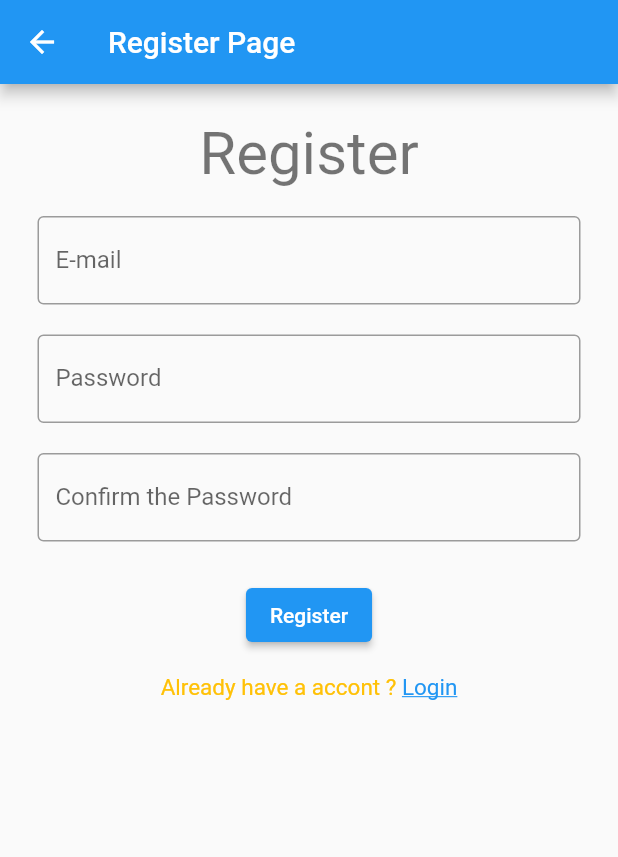
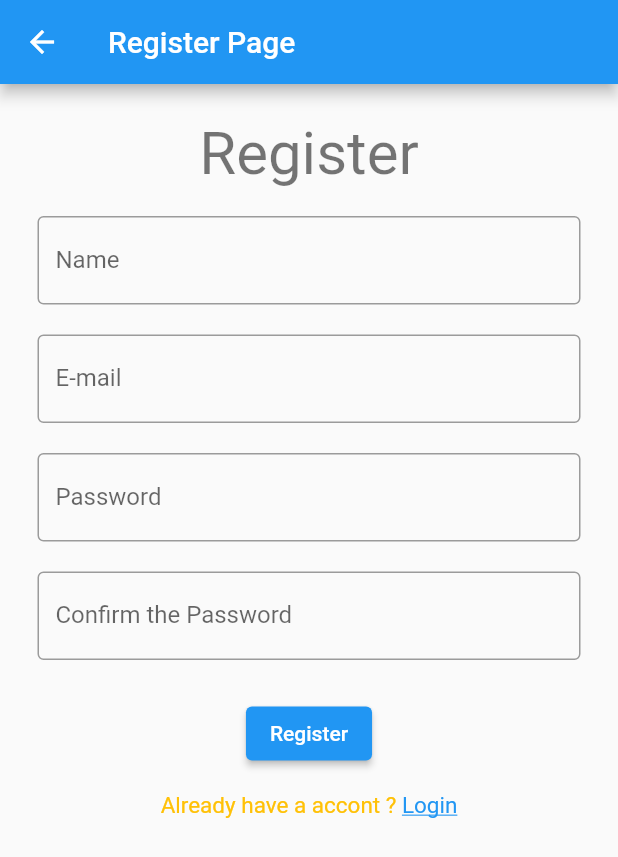
Before and after one commit to luisf4/linhas_ipigua, a Flutter app: the SignUpWidget screen opened directly with empty values, on a phone screen of 412 x 824 dp. Shown: the top 857 px of the screen. Run offline on Flutter 3.47's test engine with Material 2 defaults, Android fonts, the phone set to English and light mode, and no system bars; our stand-ins replace cloud_firestore, email_validator, firebase_auth, firebase_core; accounts and stored records are empty.

Commit message:
add a users table in firebase that a document with the user id

```diff
--- a/lib/views/android/widget/signup.widget.dart
+++ b/lib/views/android/widget/signup.widget.dart
@@ -1,5 +1,6 @@
 // ignore_for_file: prefer_const_constructors, annotate_overrides, prefer_const_literals_to_create_immutables, avoid_print, use_build_context_synchronously
 
+import 'package:cloud_firestore/cloud_firestore.dart';
 import 'package:flutter/material.dart';
 import 'package:flutter/gestures.dart';
 import 'package:firebase_auth/firebase_auth.dart';
@@ -24,6 +25,7 @@ class _SignUpWidgetState extends State<SignUpWidget> {
   final _emailController = TextEditingController();
   final _passwordController = TextEditingController();
   final _password2Controller = TextEditingController();
+  final _nameController = TextEditingController();
 
   // limpa as informações dentro da variavel
   @override
@@ -42,6 +44,14 @@ class _SignUpWidgetState extends State<SignUpWidget> {
     }
   }
 
+  bool nameConfrim() {
+    if (_nameController.text.trim() != '') {
+      return true;
+    } else {
+      return false;
+    }
+  }
+
   @override
   Widget build(BuildContext context) {
     return Scaffold(
@@ -51,12 +61,12 @@ class _SignUpWidgetState extends State<SignUpWidget> {
       appBar: AppBar(
         title: Text("Register Page"),
       ),
-      body: Padding(
+      body: SingleChildScrollView(
+        child: Padding(
           padding: const EdgeInsets.all(15.0),
           child:
               // faz tudo que esteja dentro do widget SingleChildScrollView seja rolavel
-            SingleChildScrollView(
-          child: Column(
+              Column(
             children: [
               Padding(
                 padding: const EdgeInsets.all(8.0),
@@ -65,6 +75,21 @@ class _SignUpWidgetState extends State<SignUpWidget> {
                   style: TextStyle(fontSize: 40, color: Colors.black54),
                 ),
               ),
+
+              // Name Fild
+              Padding(
+                padding: const EdgeInsets.all(10.0),
+                child: TextFormField(
+                  controller: _nameController,
+                  cursorColor: Colors.white,
+                  decoration: InputDecoration(
+                      border: OutlineInputBorder(),
+                      labelText: 'Name',
+                      hintText: "Enter your name"),
+                ),
+              ),
+
+              // Email fild
               Padding(
                 padding: const EdgeInsets.all(10.0),
                 child: TextFormField(
@@ -81,6 +106,8 @@ class _SignUpWidgetState extends State<SignUpWidget> {
                             ? "Use a valid email!"
                             : null),
               ),
+
+              // Password fild
               Padding(
                 padding: const EdgeInsets.all(10.0),
                 child: TextFormField(
@@ -97,6 +124,8 @@ class _SignUpWidgetState extends State<SignUpWidget> {
                         ? "Min 6 characters"
                         : null),
               ),
+
+              // Password2 Fild
               Padding(
                 padding: const EdgeInsets.all(10.0),
                 child: TextFormField(
@@ -109,12 +138,10 @@ class _SignUpWidgetState extends State<SignUpWidget> {
                   ),
                   autovalidateMode: AutovalidateMode.onUserInteraction,
                   // verifica se a senha pode ser ultilizado
-                    validator: (value) => value != null &&
-                            value.length < 6 &&
-                            _passwordController != _password2Controller
-                        ? "Passwords wont match"
-                        : null),
                 ),
+              ),
+
+              // Button Register
               Padding(
                 padding: const EdgeInsets.all(15.0),
                 child: ElevatedButton(
@@ -122,6 +149,8 @@ class _SignUpWidgetState extends State<SignUpWidget> {
                   child: Text("Register"),
                 ),
               ),
+
+              // Login stuff
               RichText(
                 text: TextSpan(
                   style: TextStyle(color: Colors.amber, fontSize: 15),
@@ -156,20 +185,31 @@ class _SignUpWidgetState extends State<SignUpWidget> {
       ),
     );
 
-    if (passwordConfrim()) {
+    // verifica se as senhas são iguais
+    if (passwordConfrim() && nameConfrim()) {
       try {
-        await FirebaseAuth.instance.createUserWithEmailAndPassword(
+        // cria usuario no firebase
+        final user = await FirebaseAuth.instance.createUserWithEmailAndPassword(
           email: _emailController.text.trim(),
           password: _passwordController.text.trim(),
         );
+        // fecha bolinha de carregamento
+        Navigator.of(context).pop();
+
+        await FirebaseFirestore.instance.collection('users').add(
+            {'userUid': user.user!.uid, 'name': _nameController.text.trim()});
+        print(user.user!.uid);
       } on FirebaseAuthException catch (e) {
         // mostra na tela o erro caso ocorra um
         Utils.showSnackBar(e.message);
+        Navigator.of(context).pop();
       }
-      // fecha bolinha de carregamento
-    }
+    } else if (passwordConfrim() && !nameConfrim()) {
+      Utils.showSnackBar('Enter a name!');
       Navigator.of(context).pop();
-
-    // cria usuario no firebase
+    } else {
+      Utils.showSnackBar('Passwords won\'t metch');
+      Navigator.of(context).pop();
     }
   }
+}
--- a/pubspec.yaml
+++ b/pubspec.yaml
@@ -38,7 +38,7 @@ dependencies:
   firebase_auth: ^4.1.0
   firebase_auth_platform_interface: ^6.11.0
   email_validator: ^2.1.17
-  flutter_alarm_clock: ^0.0.2
+
 
 dev_dependencies:
   flutter_test:
```
Also changed, not shown: lib/views/android/widget/alarm.widget.dart (+1 -57 lines), lib/views/android/widget/horarios.widget.dart (+0 -7 lines), lib/views/android/widget/setAlarm.widget.dart (added, +25 -0 lines), pubspec.lock. Lines whose indentation alone changed are shown as unchanged.
